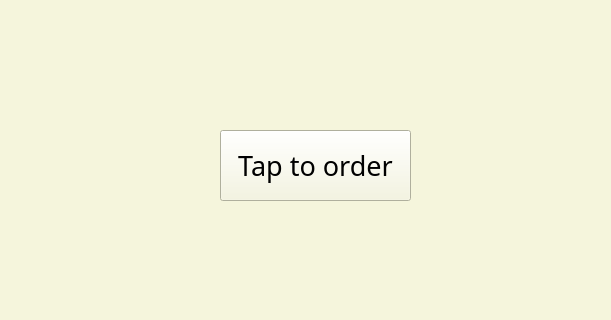
Above: Ui/Login.ui from duckbumbum301/FinalProject before the change; both pictures show x 250 to 861 and y 300 to 620 of the 1085 by 784 pixel window. Below: the same form after it.
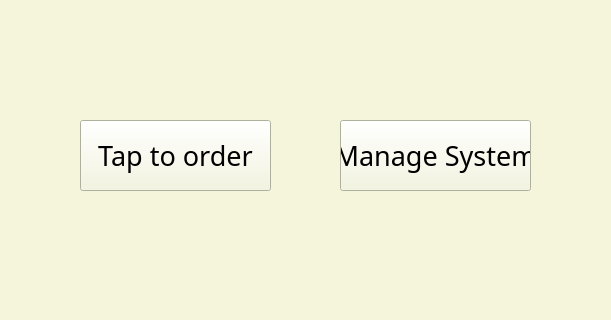
That is the form after the change. Icons and pictures are not drawn.

```diff
--- a/Ui/Login.ui
+++ b/Ui/Login.ui
@@ -47,8 +47,8 @@
    <widget class="QPushButton" name="pushButtoOrder">
     <property name="geometry">
      <rect>
-      <x>470</x>
-      <y>430</y>
+      <x>330</x>
+      <y>420</y>
       <width>191</width>
       <height>71</height>
      </rect>
@@ -63,6 +63,25 @@
      <string>Tap to order</string>
     </property>
    </widget>
+   <widget class="QPushButton" name="pushButtonManage">
+    <property name="geometry">
+     <rect>
+      <x>590</x>
+      <y>420</y>
+      <width>191</width>
+      <height>71</height>
+     </rect>
+    </property>
+    <property name="font">
+     <font>
+      <family>Mongolian Baiti</family>
+      <pointsize>20</pointsize>
+     </font>
+    </property>
+    <property name="text">
+     <string>Manage System</string>
+    </property>
+   </widget>
   </widget>
   <widget class="QMenuBar" name="menubar">
    <property name="geometry">
```
